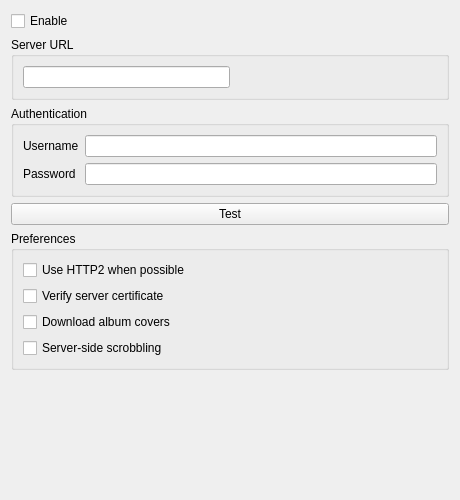
strawberrymusicplayer/strawberry, file src/settings/subsonicsettingspage.ui: the form before one commit.
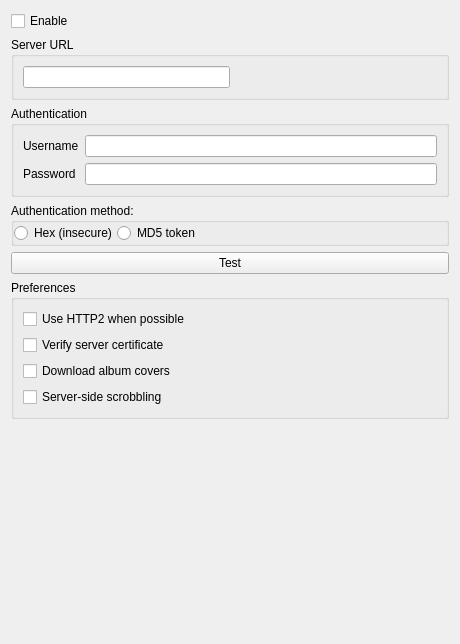
The form after the commit. Icons and pictures are not drawn.

Commit message: Add MD5 token authentication for Subsonic

What changed in the file:
```diff
--- a/src/settings/subsonicsettingspage.ui
+++ b/src/settings/subsonicsettingspage.ui
@@ -7,7 +7,7 @@
     <x>0</x>
     <y>0</y>
     <width>460</width>
-    <height>500</height>
+    <height>644</height>
    </rect>
   </property>
   <property name="windowTitle">
@@ -93,6 +93,57 @@
      </layout>
     </widget>
    </item>
+   <item>
+    <widget class="QGroupBox" name="groupbox_auth_method">
+     <property name="title">
+      <string>Authentication method:</string>
+     </property>
+     <layout class="QHBoxLayout" name="layout_auth_method">
+      <property name="spacing">
+       <number>0</number>
+      </property>
+      <property name="leftMargin">
+       <number>0</number>
+      </property>
+      <property name="topMargin">
+       <number>0</number>
+      </property>
+      <property name="rightMargin">
+       <number>0</number>
+      </property>
+      <property name="bottomMargin">
+       <number>0</number>
+      </property>
+      <item>
+       <widget class="QRadioButton" name="auth_method_hex">
+        <property name="text">
+         <string>Hex (insecure)</string>
+        </property>
+       </widget>
+      </item>
+      <item>
+       <widget class="QRadioButton" name="auth_method_md5">
+        <property name="text">
+         <string>MD5 token</string>
+        </property>
+       </widget>
+      </item>
+      <item>
+       <spacer name="spacer_auth">
+        <property name="orientation">
+         <enum>Qt::Horizontal</enum>
+        </property>
+        <property name="sizeHint" stdset="0">
+         <size>
+          <width>40</width>
+          <height>20</height>
+         </size>
+        </property>
+       </spacer>
+      </item>
+     </layout>
+    </widget>
+   </item>
    <item>
     <widget class="QPushButton" name="button_test">
      <property name="text">
```
The commit also changes 5 other files.
